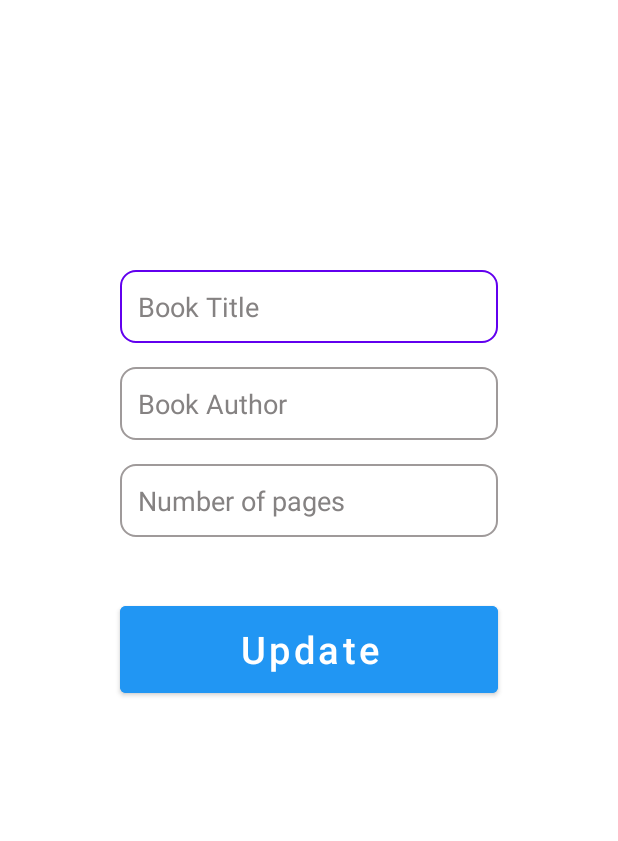
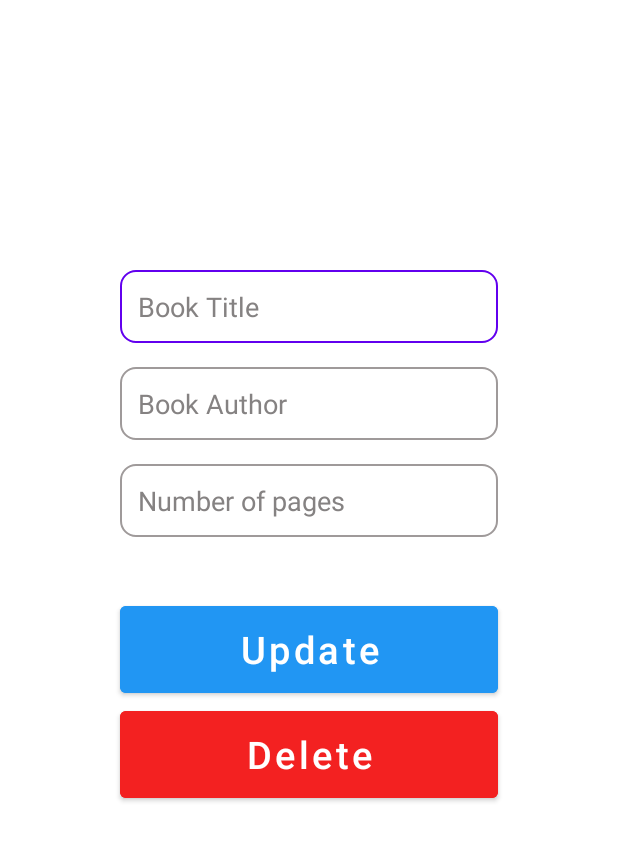
Before and after one commit to exark/Ma_bibliotheque, an Android app: the layout activity_update.xml on its own in the app's theme, with its tools: preview values and no code run, on a phone screen of 412 x 824 dp. Shown: the top 841 px of the screen. Run offline under Robolectric (Android 15) with nearby library versions, the phone set to English and light mode, and no system bars.

Commit message:
delete by id and delete all

```diff
--- a/app/src/main/AndroidManifest.xml
+++ b/app/src/main/AndroidManifest.xml
@@ -11,7 +11,7 @@
         android:theme="@style/Theme.MaBibliotheque">
         <activity
             android:name=".UpdateActivity"
-            android:exported="false" />
+            android:parentActivityName=".MainActivity"/>
         <activity
             android:name=".AddActivity"
             android:label="Add Book"
--- /dev/null
+++ b/app/src/main/res/drawable/ic_delete.xml
@@ -0,0 +1,5 @@
+<vector android:height="24dp" android:tint="#FFFFFF"
+    android:viewportHeight="24" android:viewportWidth="24"
+    android:width="24dp" xmlns:android="http://schemas.android.com/apk/res/android">
+    <path android:fillColor="@android:color/white" android:pathData="M6,19c0,1.1 0.9,2 2,2h8c1.1,0 2,-0.9 2,-2V7H6v12zM19,4h-3.5l-1,-1h-5l-1,1H5v2h14V4z"/>
+</vector>
--- a/app/src/main/res/layout/activity_update.xml
+++ b/app/src/main/res/layout/activity_update.xml
@@ -92,4 +92,23 @@
         app:layout_constraintEnd_toEndOf="parent"
         app:layout_constraintStart_toStartOf="parent"
         app:layout_constraintTop_toBottomOf="@+id/pages_input2" />
+
+    <Button
+        android:id="@+id/delete_button"
+        android:layout_width="match_parent"
+        android:layout_height="70dp"
+        android:layout_marginStart="50dp"
+        android:layout_marginEnd="50dp"
+        android:backgroundTint="#F32121"
+        android:backgroundTintMode="add"
+        android:text="Delete"
+        android:textAllCaps="false"
+        android:textColor="#FFFFFF"
+        android:textSize="25sp"
+        android:visibility="visible"
+        app:iconTint="#000000"
+        app:layout_constraintEnd_toEndOf="parent"
+        app:layout_constraintHorizontal_bias="0.85"
+        app:layout_constraintStart_toStartOf="parent"
+        app:layout_constraintTop_toBottomOf="@+id/update_button" />
 </androidx.constraintlayout.widget.ConstraintLayout>
```
Also changed, not shown: app/src/main/java/com/example/mabibliotheque/MainActivity.java (+21 -0 lines), app/src/main/java/com/example/mabibliotheque/MyDataBaseHelper.java (+15 -0 lines), app/src/main/java/com/example/mabibliotheque/UpdateActivity.java (+31 -1 lines), app/src/main/res/menu/my_menu.xml (added, +9 -0 lines).
